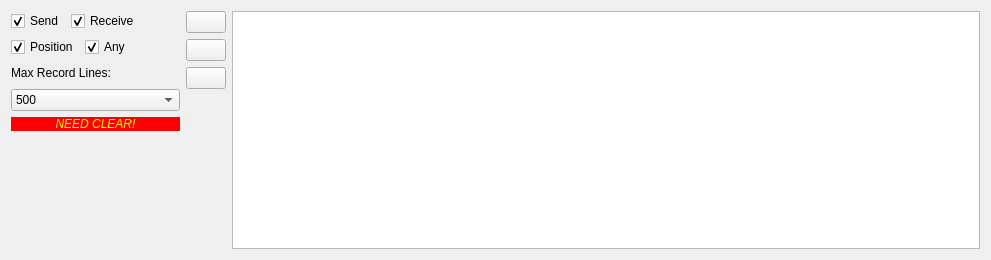
The window that panel/consolepanel.ui (hfansion/RobotCommander) describes before a commit, drawn with Qt 5.
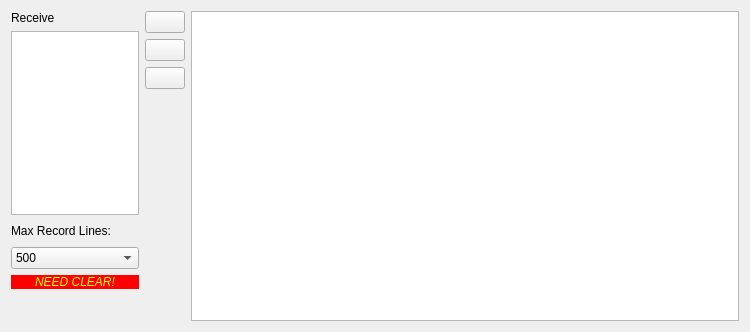
The same window after the commit. Icons and pictures are not drawn.

The edit to the form file:
```diff
--- a/panel/consolepanel.ui
+++ b/panel/consolepanel.ui
@@ -6,89 +6,35 @@
    <rect>
     <x>0</x>
     <y>0</y>
-    <width>991</width>
-    <height>260</height>
+    <width>750</width>
+    <height>332</height>
    </rect>
   </property>
   <property name="windowTitle">
    <string>Console</string>
   </property>
-  <layout class="QHBoxLayout" name="horizontalLayout" stretch="0,0,10">
+  <layout class="QHBoxLayout" name="horizontalLayout" stretch="7,1,30">
    <item>
     <layout class="QVBoxLayout" name="verticalLayout_2">
      <item>
-      <layout class="QHBoxLayout" name="horizontalLayout_4">
-       <item>
-        <widget class="QCheckBox" name="checkBox_CS_send">
-         <property name="text">
-          <string>Send</string>
-         </property>
-         <property name="checked">
-          <bool>true</bool>
-         </property>
-        </widget>
-       </item>
-       <item>
-        <widget class="QCheckBox" name="checkBox_CS_receive">
-         <property name="text">
-          <string>Receive</string>
-         </property>
-         <property name="checked">
-          <bool>true</bool>
-         </property>
-        </widget>
-       </item>
-       <item>
-        <spacer name="horizontalSpacer_4">
-         <property name="orientation">
-          <enum>Qt::Horizontal</enum>
-         </property>
-         <property name="sizeHint" stdset="0">
-          <size>
-           <width>40</width>
-           <height>20</height>
-          </size>
-         </property>
-        </spacer>
-       </item>
-      </layout>
+      <widget class="QLabel" name="label_3">
+       <property name="text">
+        <string>Receive</string>
+       </property>
+      </widget>
      </item>
      <item>
-      <layout class="QHBoxLayout" name="horizontalLayout_7">
-       <item>
-        <widget class="QCheckBox" name="checkBox_CS_position">
-         <property name="text">
-          <string>Position</string>
-         </property>
-         <property name="checked">
-          <bool>true</bool>
-         </property>
-        </widget>
-       </item>
-       <item>
-        <widget class="QCheckBox" name="checkBox_CS_any">
-         <property name="text">
-          <string>Any</string>
-         </property>
-         <property name="checked">
-          <bool>true</bool>
-         </property>
-        </widget>
-       </item>
-       <item>
-        <spacer name="horizontalSpacer_5">
-         <property name="orientation">
-          <enum>Qt::Horizontal</enum>
-         </property>
-         <property name="sizeHint" stdset="0">
-          <size>
-           <width>40</width>
-           <height>20</height>
-          </size>
-         </property>
-        </spacer>
-       </item>
-      </layout>
+      <widget class="QListWidget" name="listWidget_receive">
+       <property name="verticalScrollBarPolicy">
+        <enum>Qt::ScrollBarAlwaysOff</enum>
+       </property>
+       <property name="horizontalScrollBarPolicy">
+        <enum>Qt::ScrollBarAlwaysOff</enum>
+       </property>
+       <property name="editTriggers">
+        <set>QAbstractItemView::NoEditTriggers</set>
+       </property>
+      </widget>
      </item>
      <item>
       <layout class="QHBoxLayout" name="horizontalLayout_5">
@@ -239,8 +185,8 @@
        <rect>
         <x>0</x>
         <y>0</y>
-        <width>728</width>
-        <height>244</height>
+        <width>539</width>
+        <height>316</height>
        </rect>
       </property>
       <layout class="QGridLayout" name="gridLayout_3">
```
Left out of the diff: 8 changed lines with no effect on the pictures.
